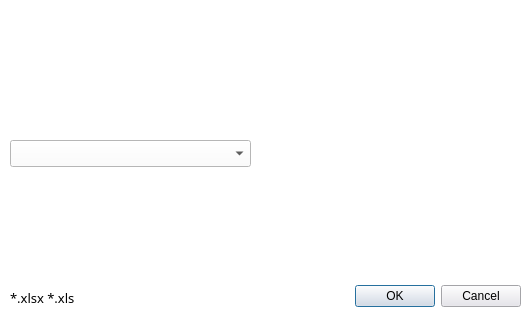
The window that excel2map_dialog_base.ui (INEGI-Python/excel2map) describes before a commit, drawn with Qt 5.
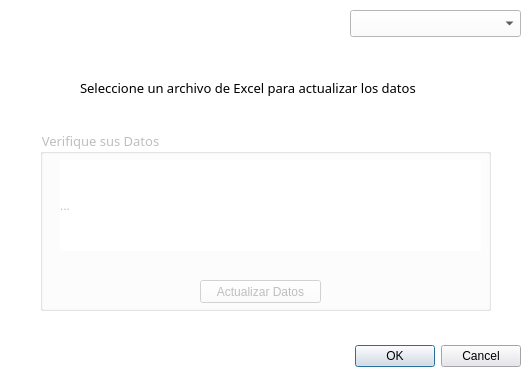
The same window after the commit. Custom widgets are drawn as their Qt base class.

Commit message: Lee el excel y simula actualizar datos

Diff of the .ui file:
```diff
--- a/excel2map_dialog_base.ui
+++ b/excel2map_dialog_base.ui
@@ -2,12 +2,15 @@
 <ui version="4.0">
  <class>Excel2MapDialogBase</class>
  <widget class="QDialog" name="Excel2MapDialogBase">
+  <property name="enabled">
+   <bool>true</bool>
+  </property>
   <property name="geometry">
    <rect>
     <x>0</x>
     <y>0</y>
     <width>532</width>
-    <height>313</height>
+    <height>378</height>
    </rect>
   </property>
   <property name="font">
@@ -17,6 +20,7 @@
     <weight>50</weight>
     <italic>false</italic>
     <bold>false</bold>
+    <stylestrategy>PreferDefault</stylestrategy>
    </font>
   </property>
   <property name="windowTitle">
@@ -33,7 +37,7 @@
    <property name="geometry">
     <rect>
      <x>350</x>
-     <y>280</y>
+     <y>340</y>
      <width>171</width>
      <height>32</height>
     </rect>
@@ -52,9 +56,9 @@
   <widget class="QgsFileWidget" name="mQgsFileWidget">
    <property name="geometry">
     <rect>
-     <x>10</x>
-     <y>80</y>
-     <width>371</width>
+     <x>70</x>
+     <y>100</y>
+     <width>421</width>
      <height>27</height>
     </rect>
    </property>
@@ -76,28 +80,16 @@
    <property name="styleSheet">
     <string notr="true">border-color: rgb(0, 0, 0);
 border-bottom-color: rgb(0,0, 255);
-color: rgb(0,0,0);</string>
-   </property>
-  </widget>
-  <widget class="QLabel" name="label">
-   <property name="geometry">
-    <rect>
-     <x>10</x>
-     <y>290</y>
-     <width>291</width>
-     <height>16</height>
-    </rect>
-   </property>
-   <property name="text">
-    <string>*.xlsx *.xls</string>
+color: rgb(0,0,0);
+selection-background-color: rgb(194, 226, 255);</string>
    </property>
   </widget>
   <widget class="QgsMapLayerComboBox" name="mMapLayerComboBox">
    <property name="geometry">
     <rect>
-     <x>10</x>
-     <y>140</y>
-     <width>241</width>
+     <x>350</x>
+     <y>10</y>
+     <width>171</width>
      <height>27</height>
     </rect>
    </property>
@@ -105,6 +97,73 @@
     <enum>QComboBox::InsertAtBottom</enum>
    </property>
   </widget>
+  <widget class="QLabel" name="label_2">
+   <property name="geometry">
+    <rect>
+     <x>80</x>
+     <y>80</y>
+     <width>371</width>
+     <height>16</height>
+    </rect>
+   </property>
+   <property name="text">
+    <string>Seleccione un archivo de Excel para actualizar los datos</string>
+   </property>
+  </widget>
+  <widget class="QGroupBox" name="Datos">
+   <property name="enabled">
+    <bool>false</bool>
+   </property>
+   <property name="geometry">
+    <rect>
+     <x>40</x>
+     <y>130</y>
+     <width>451</width>
+     <height>181</height>
+    </rect>
+   </property>
+   <property name="font">
+    <font>
+     <family>Century Gothic</family>
+     <pointsize>10</pointsize>
+     <weight>50</weight>
+     <italic>false</italic>
+     <bold>false</bold>
+    </font>
+   </property>
+   <property name="styleSheet">
+    <string notr="true"/>
+   </property>
+   <property name="title">
+    <string>Verifique sus Datos</string>
+   </property>
+   <widget class="QLabel" name="respExcel">
+    <property name="geometry">
+     <rect>
+      <x>20</x>
+      <y>30</y>
+      <width>421</width>
+      <height>91</height>
+     </rect>
+    </property>
+    <property name="text">
+     <string>...</string>
+    </property>
+   </widget>
+   <widget class="QPushButton" name="actualizarDatos">
+    <property name="geometry">
+     <rect>
+      <x>160</x>
+      <y>150</y>
+      <width>121</width>
+      <height>23</height>
+     </rect>
+    </property>
+    <property name="text">
+     <string>Actualizar Datos</string>
+    </property>
+   </widget>
+  </widget>
  </widget>
  <customwidgets>
   <customwidget>
```
Left out of the diff: 32 changed lines with no effect on the pictures. The commit also changes 15 other files.
